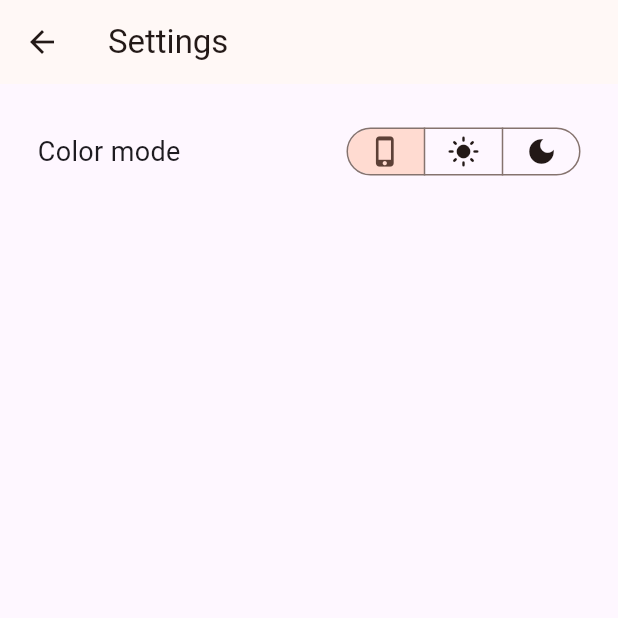
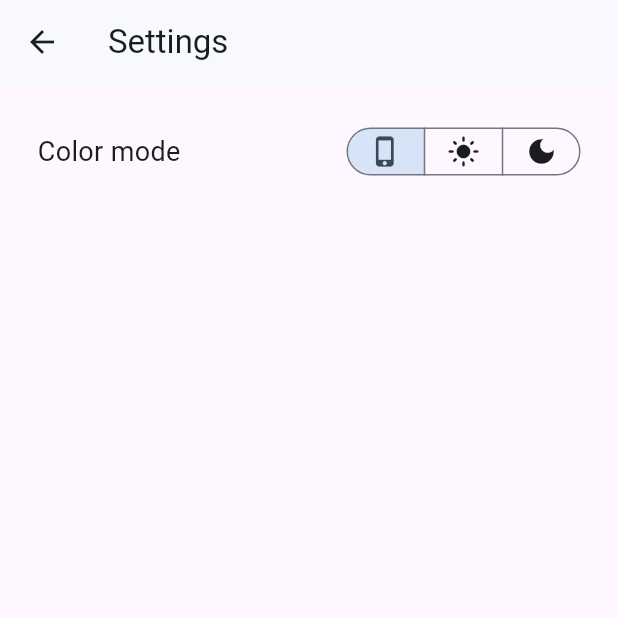
Before and after one commit to maingroon/expense-tracker, a Flutter app: the SettingsPage screen opened directly, on a phone screen of 412 x 824 dp, the top half of it. Run offline on Flutter 3.47's test engine with Material 3 defaults, Android fonts, the phone set to English and light mode, and no system bars; our stand-ins replace jiffy, shared_preferences, sqflite; missing offline and left inert: flutter_draggable_gridview; accounts and stored records are empty.

```diff
--- a/lib/constants/theme_constants.dart
+++ b/lib/constants/theme_constants.dart
@@ -2,13 +2,13 @@ import 'package:flutter/material.dart';
 
 final ThemeData kLightTheme = ThemeData.light().copyWith(
   colorScheme: ColorScheme.fromSeed(
-    seedColor: Colors.deepOrange,
+    seedColor: Colors.blue,
   ),
 );
 
 final ThemeData kDarkTheme = ThemeData.dark().copyWith(
   colorScheme: ColorScheme.fromSeed(
-    seedColor: Colors.deepOrange,
+    seedColor: Colors.blue,
     brightness: Brightness.dark,
   ),
 );
--- a/lib/screens/categories/widgets/save_category_widget.dart
+++ b/lib/screens/categories/widgets/save_category_widget.dart
@@ -322,6 +322,7 @@ class CategoryIconDialodWidget extends StatelessWidget {
     Icons.storefront,
     Icons.trending_up,
     Icons.trending_down,
+    Icons.home,
     Icons.sell,
     Icons.account_balance,
     Icons.work,
@@ -392,7 +393,6 @@ class CategoryIconDialodWidget extends StatelessWidget {
     Icons.engineering,
     Icons.volunteer_activism,
     Icons.science,
-    Icons.sports,
     Icons.cake,
     Icons.self_improvement,
     Icons.sports_soccer,
@@ -404,6 +404,8 @@ class CategoryIconDialodWidget extends StatelessWidget {
     Icons.video_library,
     Icons.library_music,
     Icons.podcasts,
+    Icons.health_and_safety,
+    Icons.sports_esports,
   ];
 
   final void Function(IconData icon) onIconSelected;
--- a/lib/services/theme_provider.dart
+++ b/lib/services/theme_provider.dart
@@ -39,7 +39,7 @@ class ThemeProvider extends ChangeNotifier {
     return [
       Shadow(
         blurRadius: 5,
-        color: _themeMode == ThemeMode.light
+        color: getCurrentBrightness() == Brightness.light
             ? Colors.grey.withOpacity(0.7)
             : Colors.black.withOpacity(0.7),
         offset: const Offset(1, 1),
```
Also changed, not shown: lib/services/database_service.dart (+18 -0 lines).
